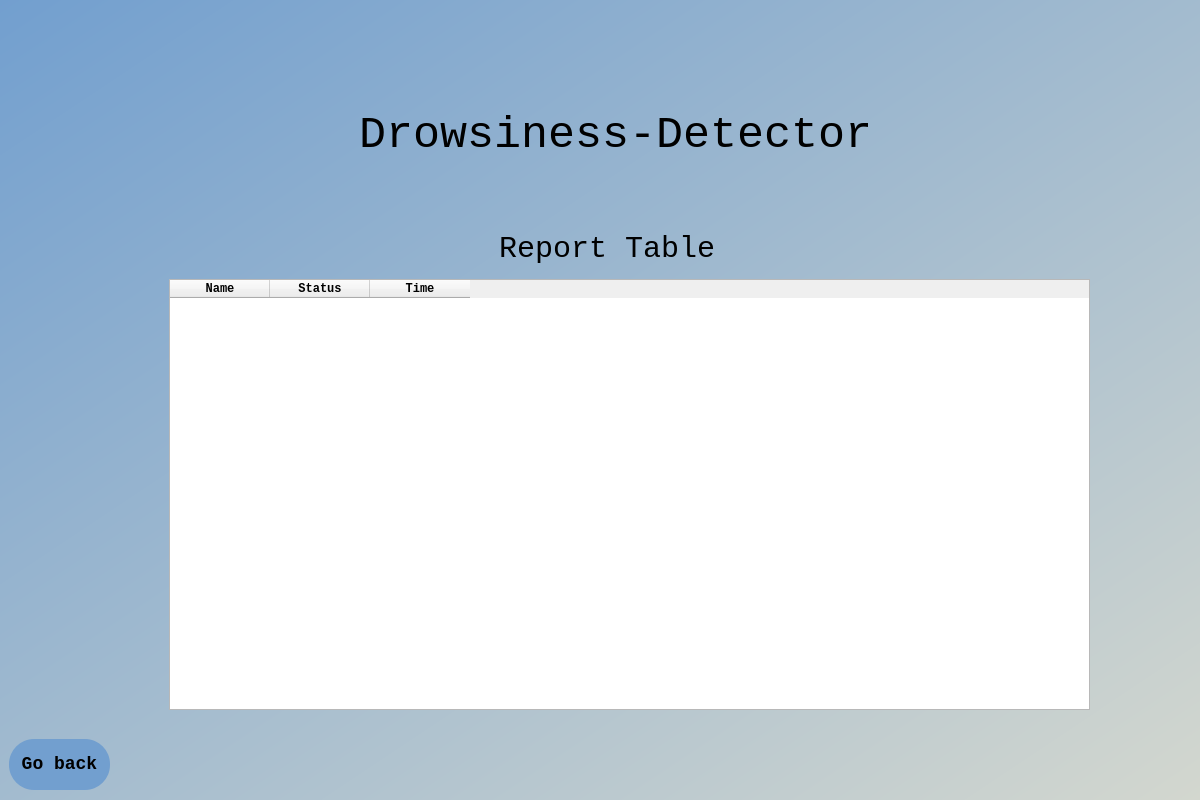
First picture: the form in facedetection/facedetection/gui/guiReport.ui, repository Data-Assassins/Drowsiness-Detector-Project, before the edit.
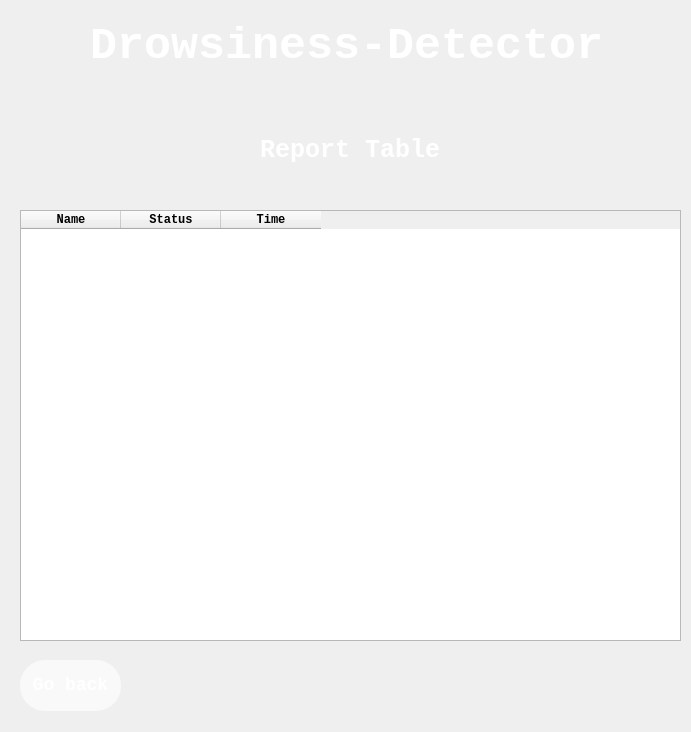
Second picture: the form after the edit.

What changed in the file:
```diff
--- a/facedetection/facedetection/gui/guiReport.ui
+++ b/facedetection/facedetection/gui/guiReport.ui
@@ -6,54 +6,73 @@
    <rect>
     <x>0</x>
     <y>0</y>
-    <width>1200</width>
-    <height>800</height>
+    <width>691</width>
+    <height>732</height>
    </rect>
   </property>
   <property name="windowTitle">
    <string>Dialog</string>
   </property>
-  <widget class="QWidget" name="bgwidget" native="true">
+  <widget class="QLabel" name="label">
    <property name="geometry">
     <rect>
-     <x>-1</x>
-     <y>-1</y>
-     <width>1201</width>
-     <height>801</height>
+     <x>0</x>
+     <y>0</y>
+     <width>691</width>
+     <height>731</height>
     </rect>
    </property>
-   <property name="styleSheet">
-    <string notr="true">QWidget#bgwidget{
-background-color:qlineargradient(spread:pad, x1:0, y1:0, x2:1, y2:1, stop:0 rgba(114, 159, 207, 255), stop:1 rgba(211, 215, 207, 255));}</string>
+   <property name="text">
+    <string/>
    </property>
+  </widget>
    <widget class="QLabel" name="label_2">
     <property name="geometry">
      <rect>
-      <x>360</x>
-      <y>90</y>
-      <width>541</width>
-      <height>91</height>
-     </rect>
-    </property>
-    <property name="font">
-     <font>
-      <family>Monospace</family>
-      <pointsize>-1</pointsize>
-     </font>
-    </property>
-    <property name="styleSheet">
-     <string notr="true">font-size:45px;
-</string>
-    </property>
-    <property name="text">
-     <string>Drowsiness-Detector</string>
-    </property>
-   </widget>
-   <widget class="QPushButton" name="backbutton">
-    <property name="geometry">
-     <rect>
       <x>10</x>
-      <y>740</y>
+     <y>10</y>
+     <width>661</width>
+     <height>621</height>
+    </rect>
+   </property>
+   <property name="styleSheet">
+    <string notr="true">background-color: rgba(0, 0, 0,0);
+</string>
+   </property>
+   <property name="text">
+    <string/>
+   </property>
+  </widget>
+  <widget class="QLabel" name="label_3">
+   <property name="geometry">
+    <rect>
+     <x>260</x>
+     <y>130</y>
+     <width>221</width>
+     <height>41</height>
+    </rect>
+   </property>
+   <property name="font">
+    <font>
+     <family>Monospace</family>
+     <pointsize>-1</pointsize>
+     <weight>75</weight>
+     <bold>true</bold>
+    </font>
+   </property>
+   <property name="styleSheet">
+    <string notr="true">font-size:25px;
+color:rgb(255,255,255);</string>
+   </property>
+   <property name="text">
+    <string>Report Table</string>
+   </property>
+  </widget>
+  <widget class="QPushButton" name="backbutton">
+   <property name="geometry">
+    <rect>
+     <x>20</x>
+     <y>660</y>
       <width>101</width>
       <height>51</height>
      </rect>
@@ -67,21 +86,47 @@
      </font>
     </property>
     <property name="styleSheet">
-     <string notr="true">background-color: rgb(114, 159, 207);
+    <string notr="true">background-color: rgba(255,255,255,0.6);
  border-radius: 25px;
 font-size:18px;
-font-weight: bold;</string>
+font-weight: bold;
+color: rgb(255, 255, 255);</string>
     </property>
     <property name="text">
      <string>Go back</string>
     </property>
    </widget>
+  <widget class="QLabel" name="label_4">
+   <property name="geometry">
+    <rect>
+     <x>90</x>
+     <y>0</y>
+     <width>541</width>
+     <height>91</height>
+    </rect>
+   </property>
+   <property name="font">
+    <font>
+     <family>Monospace</family>
+     <pointsize>-1</pointsize>
+     <weight>75</weight>
+     <bold>true</bold>
+    </font>
+   </property>
+   <property name="styleSheet">
+    <string notr="true">font-size:45px;
+color:rgb(255,255,255);</string>
+   </property>
+   <property name="text">
+    <string>Drowsiness-Detector</string>
+   </property>
+  </widget>
    <widget class="QTableWidget" name="Reporttable">
     <property name="geometry">
      <rect>
-      <x>170</x>
-      <y>280</y>
-      <width>921</width>
+     <x>20</x>
+     <y>210</y>
+     <width>661</width>
       <height>431</height>
      </rect>
     </property>
@@ -125,33 +170,7 @@
      </property>
     </column>
    </widget>
-   <widget class="QLabel" name="label_3">
-    <property name="geometry">
-     <rect>
-      <x>500</x>
-      <y>230</y>
-      <width>221</width>
-      <height>41</height>
-     </rect>
-    </property>
-    <property name="font">
-     <font>
-      <family>Monospace</family>
-      <pointsize>-1</pointsize>
-     </font>
-    </property>
-    <property name="styleSheet">
-     <string notr="true">font-size:30px;
-</string>
-    </property>
-    <property name="text">
-     <string>Report Table</string>
-    </property>
-   </widget>
-  </widget>
- </widget>
- <resources>
-  <include location="../../../../../Downloads/image.qrc"/>
- </resources>
+ </widget>
+ <resources/>
  <connections/>
 </ui>
```
Lines whose indentation alone changed are shown as unchanged.
